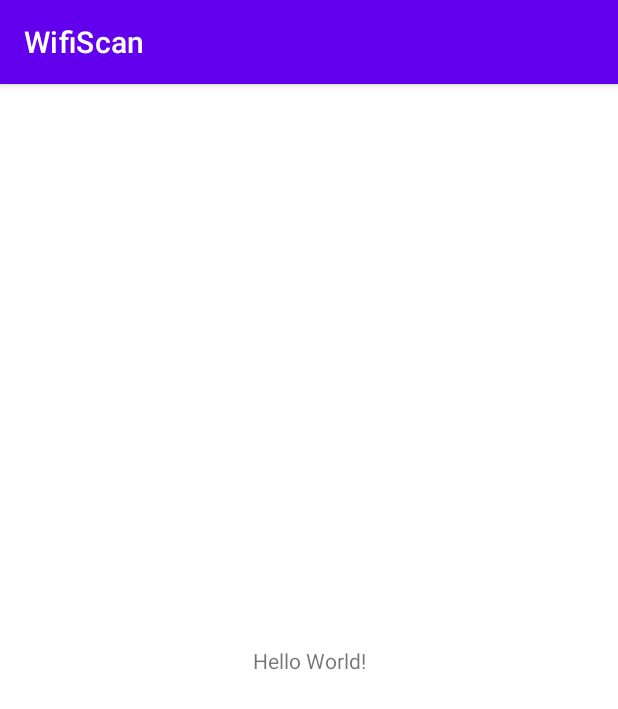
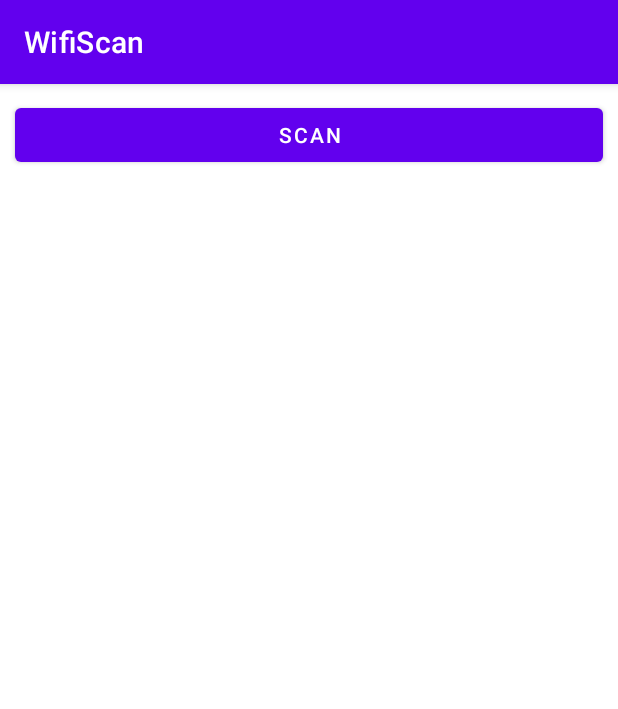
Before and after one commit to hyojin1030/TestApplication, an Android app: the screen it shows after launch (MainActivity), on a phone screen of 412 x 824 dp. Shown: the top 709 px of the screen. Run offline under Robolectric (Android 15) with nearby library versions, the phone set to English and light mode, and no system bars.

Commit message:
wifi scan -> list 출력

```diff
--- a/WifiScan/app/src/main/AndroidManifest.xml
+++ b/WifiScan/app/src/main/AndroidManifest.xml
@@ -2,11 +2,13 @@
 <manifest xmlns:android="http://schemas.android.com/apk/res/android"
     xmlns:tools="http://schemas.android.com/tools">
 
-    <uses-permission android:name="android.permission.ACCESS_FINE_LOCATION"/>
-    <uses-permission android:name="android.permission.ACCESS_COARSE_LOCATION"/>
+    <uses-permission android:name="android.permission.INTERNET" />
+    <uses-permission android:name="android.permission.CHANGE_WIFI_STATE" />
     <uses-permission android:name="android.permission.ACCESS_WIFI_STATE" />
-    <uses-permission android:name="android.permission.CHANGE_WIFI_STATE"/>
-    <uses-permission android:name="android.permission.ACCESS_NETWORK_STATE"/>
+    <uses-permission android:name="android.permission.ACCESS_FINE_LOCATION" />
+    <uses-permission android:name="android.permission.CHANGE_NETWORK_STATE" />
+    <uses-permission android:name="android.permission.ACCESS_NETWORK_STATE" />
+    <uses-permission android:name="android.permission.ACCESS_COARSE_LOCATION " />
 
     <application
         android:allowBackup="true"
--- a/WifiScan/app/src/main/java/com/test/wifiscan/MainActivity.java
+++ b/WifiScan/app/src/main/java/com/test/wifiscan/MainActivity.java
@@ -1,78 +1,118 @@
 package com.test.wifiscan;
 
-import androidx.appcompat.app.AppCompatActivity;
-import androidx.core.app.ActivityCompat;
-import androidx.core.content.ContextCompat;
-
+import android.content.BroadcastReceiver;
 import android.content.Context;
+import android.content.Intent;
+import android.content.IntentFilter;
 import android.content.pm.PackageManager;
 import android.net.wifi.ScanResult;
 import android.net.wifi.WifiManager;
 import android.os.Bundle;
 import android.util.Log;
+import android.view.View;
+import android.widget.Adapter;
+import android.widget.ArrayAdapter;
+import android.widget.ListAdapter;
+import android.widget.ListView;
 
-import java.util.ArrayList;
-import java.util.HashMap;
+import androidx.annotation.NonNull;
+import androidx.appcompat.app.AppCompatActivity;
+import androidx.core.app.ActivityCompat;
+import androidx.core.content.ContextCompat;
+
 import java.util.List;
 
+
 public class MainActivity extends AppCompatActivity {
+    WifiManager wifiManager;
+    ListView wifiList;
 
     @Override
     protected void onCreate(Bundle savedInstanceState) {
         super.onCreate(savedInstanceState);
         setContentView(R.layout.activity_main);
 
-        Context mContext = getApplicationContext();
+        if (ContextCompat.checkSelfPermission(MainActivity.this,
+                android.Manifest.permission.ACCESS_COARSE_LOCATION)
+                != PackageManager.PERMISSION_GRANTED) {
 
-        String LogData = "";
-        int count = 0;
-        List<HashMap<String, Object>> list = null;
+            Log.d("permission", "checkSelfPermission");
+            if (ActivityCompat.shouldShowRequestPermissionRationale(MainActivity.this,
+                    android.Manifest.permission.ACCESS_COARSE_LOCATION)) {
 
+                Log.d("permission", "shouldShowRequestPermissionRationale");
+                // 사용자에게 설명을 보여줍니다.
+                // 권한 요청을 다시 시도합니다.
 
-        // [로직 처리 실시]
-        try {
+            } else {
+                // 권한요청
 
-            // [퍼미션 권한 체크 실시]
-            if (ActivityCompat.checkSelfPermission(mContext, Manifest.permission.ACCESS_COARSE_LOCATION) != PackageManager.PERMISSION_GRANTED
-                    || ActivityCompat.checkSelfPermission(mContext, Manifest.permission.ACCESS_FINE_LOCATION) != PackageManager.PERMISSION_GRANTED
-                    || ActivityCompat.checkSelfPermission(mContext, Manifest.permission.ACCESS_WIFI_STATE) != PackageManager.PERMISSION_GRANTED
-                    || ActivityCompat.checkSelfPermission(mContext, Manifest.permission.CHANGE_WIFI_STATE) != PackageManager.PERMISSION_GRANTED
-                    || ActivityCompat.checkSelfPermission(mContext, Manifest.permission.ACCESS_NETWORK_STATE) != PackageManager.PERMISSION_GRANTED) {
+                Log.d("permission", "권한 요청");
+                ActivityCompat.requestPermissions(MainActivity.this,
+                        new String[]{android.Manifest.permission.ACCESS_COARSE_LOCATION,
+                                android.Manifest.permission.ACCESS_FINE_LOCATION,
+                                android.Manifest.permission.ACCESS_WIFI_STATE,
+                                android.Manifest.permission.CHANGE_WIFI_STATE},
+                        1000);
 
-                // [퍼미션이 부여되어있지 않은 경우 종료]
-                LogData = "Permission not granted";
-            }
-            else {
-
-                // [리턴 변수에 삽입]
-                LogData = "Success Permission";
-
-                // [와이파이 스캔 결과 확인]
-                list = new ArrayList<>();
-
-                WifiManager wifiManager = (WifiManager) mContext.getSystemService(Context.WIFI_SERVICE);
-                List<ScanResult> scanResultList = wifiManager.getScanResults();
-
-                for (ScanResult result : scanResultList) {
-
-                    HashMap<String, Object> map = new HashMap<>();
-                    map.put("SSID", result.SSID);
-                    map.put("BSSID", result.BSSID);
-                    //map.put("capabilities", result.capabilities);
-
-                    list.add(map);
-
-                }
-
-                count = list.size();
             }
 
         }
-        catch (Exception e){
-            e.printStackTrace();
-            LogData = e.getMessage();
+
+        wifiList = findViewById(R.id.wifi_list);
+
+    }
+
+    @Override
+    public void onRequestPermissionsResult(int requestCode, @NonNull String[] permissions, @NonNull int[] grantResults) {
+        super.onRequestPermissionsResult(requestCode, permissions, grantResults);
+
+        switch (requestCode) {
+            case 1000: {
+
+                if (grantResults.length > 0
+                        && grantResults[0] == PackageManager.PERMISSION_GRANTED) {
+
+                    // 권한 획득 성공
+                    Log.d("permission", "권한 획득 성공");
+
+                } else {
+
+                    // 권한 획득 실패
+                    Log.d("permission", "권한 획득 실패");
+                }
+                return;
+            }
+
+        }
+    }
+
+    public void onClickScan(View view) {
+        wifiManager = (WifiManager) getSystemService(WIFI_SERVICE);
+
+        if (ActivityCompat.checkSelfPermission(this, android.Manifest.permission.ACCESS_FINE_LOCATION) != PackageManager.PERMISSION_GRANTED) {
+            // TODO: Consider calling
+            //    ActivityCompat#requestPermissions
+            // here to request the missing permissions, and then overriding
+            //   public void onRequestPermissionsResult(int requestCode, String[] permissions,
+            //                                          int[] grantResults)
+            // to handle the case where the user grants the permission. See the documentation
+            // for ActivityCompat#requestPermissions for more details.
+            return;
         }
 
+        List<ScanResult> results = wifiManager.getScanResults();
+
+        ArrayAdapter adapter = new ArrayAdapter(getApplicationContext(), android.R.layout.simple_list_item_1);
+
+        for (ScanResult result : results) {
+
+            adapter.add(result.SSID);
+
+        }
+
+        wifiList.setAdapter(adapter);
+        Log.e("TESTLOG","dsffdsfdsd");
 
     }
 }
--- a/WifiScan/app/src/main/res/layout/activity_main.xml
+++ b/WifiScan/app/src/main/res/layout/activity_main.xml
@@ -1,18 +1,23 @@
 <?xml version="1.0" encoding="utf-8"?>
-<androidx.constraintlayout.widget.ConstraintLayout xmlns:android="http://schemas.android.com/apk/res/android"
+<RelativeLayout xmlns:android="http://schemas.android.com/apk/res/android"
     xmlns:app="http://schemas.android.com/apk/res-auto"
     xmlns:tools="http://schemas.android.com/tools"
     android:layout_width="match_parent"
     android:layout_height="match_parent"
     tools:context=".MainActivity">
 
-    <TextView
-        android:layout_width="wrap_content"
-        android:layout_height="wrap_content"
-        android:text="Hello World!"
-        app:layout_constraintBottom_toBottomOf="parent"
-        app:layout_constraintEnd_toEndOf="parent"
-        app:layout_constraintStart_toStartOf="parent"
-        app:layout_constraintTop_toTopOf="parent" />
+    <Button
+        android:layout_margin="10dp"
+        android:id="@+id/btn_scan"
+        android:text="scan"
+        android:onClick="onClickScan"
+        android:layout_width="match_parent"
+        android:layout_height="wrap_content"/>
 
-</androidx.constraintlayout.widget.ConstraintLayout>
+    <ListView
+        android:id="@+id/wifi_list"
+        android:layout_below="@+id/btn_scan"
+        android:layout_width="match_parent"
+        android:layout_height="match_parent"/>
+
+</RelativeLayout>
```
